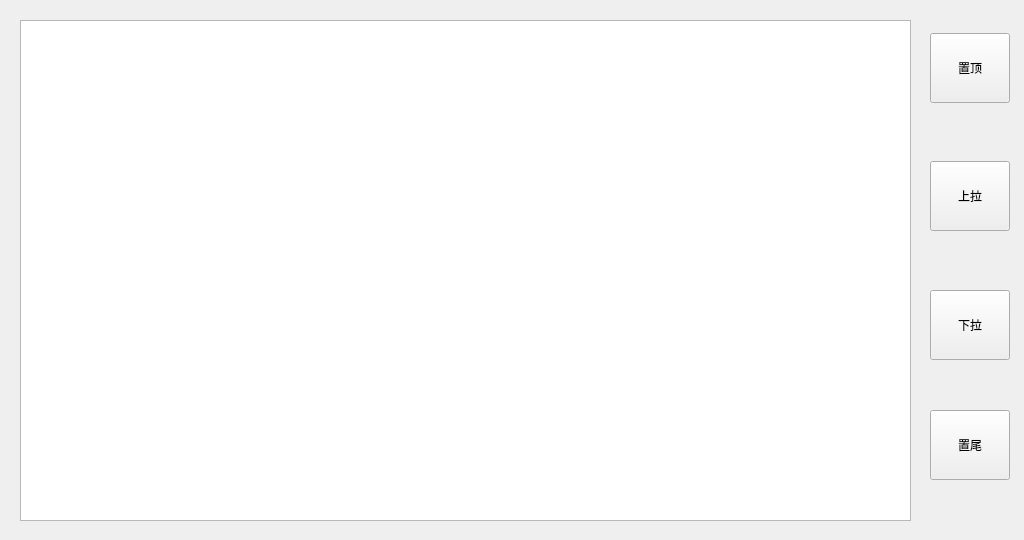
Before: the Qt Designer form A66-app/systeminfo.ui in Tetraelc/A66_PRO, drawn with Qt 5.
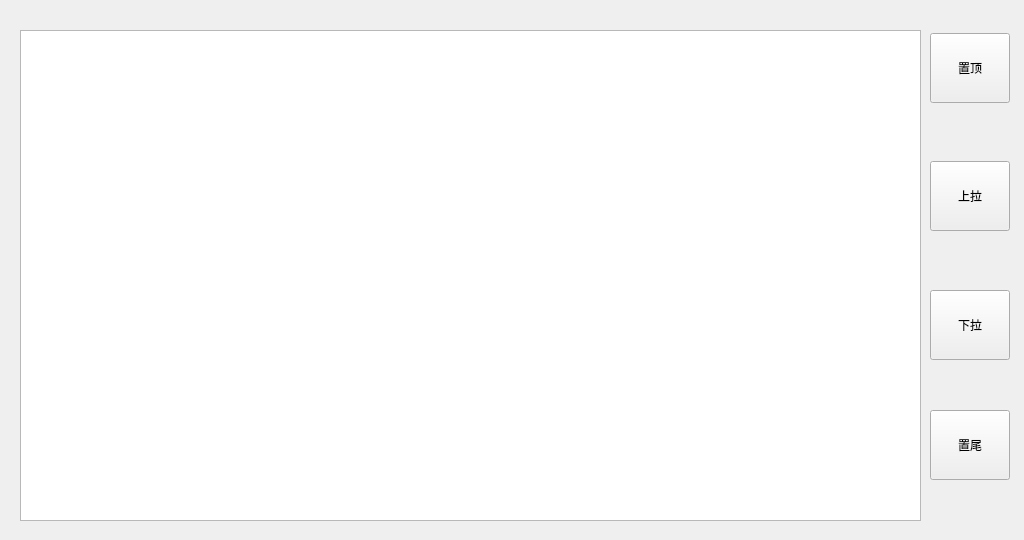
After: the same form once the commit is applied. Icons and pictures are not drawn.

The edit to the form file:
```diff
--- a/A66-app/systeminfo.ui
+++ b/A66-app/systeminfo.ui
@@ -17,9 +17,9 @@
    <property name="geometry">
     <rect>
      <x>20</x>
-     <y>20</y>
-     <width>891</width>
-     <height>501</height>
+     <y>30</y>
+     <width>901</width>
+     <height>491</height>
     </rect>
    </property>
    <property name="verticalScrollBarPolicy">
@@ -33,7 +33,7 @@
 &lt;html&gt;&lt;head&gt;&lt;meta name=&quot;qrichtext&quot; content=&quot;1&quot; /&gt;&lt;style type=&quot;text/css&quot;&gt;
 p, li { white-space: pre-wrap; }
 &lt;/style&gt;&lt;/head&gt;&lt;body style=&quot; font-family:'Sans Serif'; font-size:9pt; font-weight:400; font-style:normal;&quot;&gt;
-&lt;p style=&quot; margin-top:0px; margin-bottom:0px; margin-left:0px; margin-right:0px; -qt-block-indent:0; text-indent:0px;&quot;&gt;&lt;img src=&quot;:/ICO/0001.jpg&quot; /&gt;&lt;img src=&quot;:/ICO/0002.jpg&quot; /&gt;&lt;img src=&quot;:/ICO/0003.jpg&quot; /&gt;&lt;img src=&quot;:/ICO/0004.jpg&quot; /&gt;&lt;img src=&quot;:/ICO/0005.jpg&quot; /&gt;&lt;img src=&quot;:/ICO/0006.jpg&quot; /&gt;&lt;img src=&quot;:/ICO/0007.jpg&quot; /&gt;&lt;img src=&quot;:/ICO/0008.jpg&quot; /&gt;&lt;img src=&quot;:/ICO/0008.jpg&quot; /&gt;&lt;img src=&quot;:/ICO/0009.jpg&quot; /&gt;&lt;img src=&quot;:/ICO/0010.jpg&quot; /&gt;&lt;img src=&quot;:/ICO/0011.jpg&quot; /&gt;&lt;img src=&quot;:/ICO/0011.jpg&quot; /&gt;&lt;img src=&quot;:/ICO/0012.jpg&quot; /&gt;&lt;img src=&quot;:/ICO/0013.jpg&quot; /&gt;&lt;img src=&quot;:/ICO/0014.jpg&quot; /&gt;&lt;img src=&quot;:/ICO/0015.jpg&quot; /&gt;&lt;img src=&quot;:/ICO/0016.jpg&quot; /&gt;&lt;img src=&quot;:/ICO/0017.jpg&quot; /&gt;&lt;img src=&quot;:/ICO/0018.jpg&quot; /&gt;&lt;img src=&quot;:/ICO/0019.jpg&quot; /&gt;&lt;img src=&quot;:/ICO/0020.jpg&quot; /&gt;&lt;img src=&quot;:/ICO/0021.jpg&quot; /&gt;&lt;img src=&quot;:/ICO/0022.jpg&quot; /&gt;&lt;img src=&quot;:/ICO/0024.jpg&quot; /&gt;&lt;img src=&quot;:/ICO/0025.jpg&quot; /&gt;&lt;/p&gt;&lt;/body&gt;&lt;/html&gt;</string>
+&lt;p style=&quot;-qt-paragraph-type:empty; margin-top:0px; margin-bottom:0px; margin-left:0px; margin-right:0px; -qt-block-indent:0; text-indent:0px;&quot;&gt;&lt;br /&gt;&lt;/p&gt;&lt;/body&gt;&lt;/html&gt;</string>
    </property>
   </widget>
   <widget class="QToolButton" name="toolButton_Up">
```
